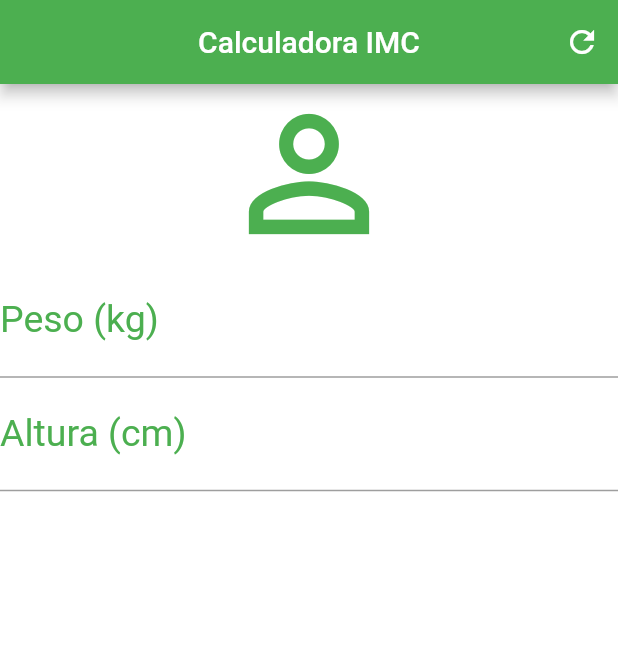
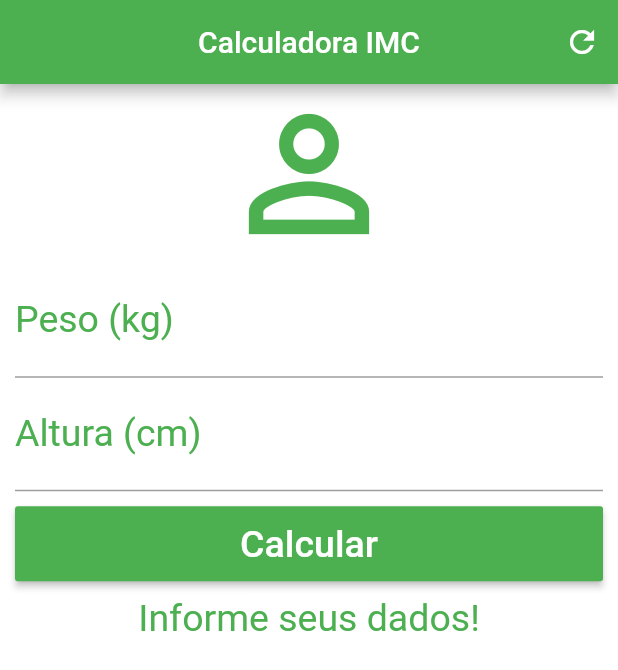
Before and after one commit to miqueiasjed/calc_imc, a Flutter app: the screen it shows after launch, on a phone screen of 412 x 824 dp. Shown: the top 670 px of the screen. Run offline on Flutter 3.47's test engine with Material 2 defaults, Android fonts, the phone set to English and light mode, and no system bars.

Commit message:
finalização do projeto

```diff
--- a/lib/main.dart
+++ b/lib/main.dart
@@ -12,6 +12,43 @@ class Home extends StatefulWidget {
 }
 
 class _HomeState extends State<Home> {
+  TextEditingController weightController = TextEditingController();
+  TextEditingController heightController = TextEditingController();
+
+  GlobalKey<FormState> _formKey = GlobalKey<FormState>();
+
+  String _infoText = "Informe seus dados!";
+
+  void _resetFields() {
+    weightController.text = "";
+    heightController.text = "";
+    setState(() {
+      _infoText = "Informe seus dados!";
+      _formKey = GlobalKey<FormState>();
+    });
+  }
+
+  void _calculate() {
+    setState(() {
+      double weight = double.parse(weightController.text);
+      double height = double.parse(heightController.text) / 100;
+      double imc = weight / (height * height);
+      if (imc < 18.6) {
+        _infoText = "Abaixo do Peso (${imc.toStringAsPrecision(4)})";
+      } else if (imc >= 18.6 && imc < 24.9) {
+        _infoText = "Peso Ideal (${imc.toStringAsPrecision(4)})";
+      } else if (imc >= 24.9 && imc < 29.9) {
+        _infoText = "Levemente Acima do Peso (${imc.toStringAsPrecision(4)})";
+      } else if (imc >= 29.9 && imc < 34.9) {
+        _infoText = "Obesidade Grau I (${imc.toStringAsPrecision(4)})";
+      } else if (imc >= 34.9 && imc < 39.9) {
+        _infoText = "Obesidade Grau II (${imc.toStringAsPrecision(4)})";
+      } else if (imc >= 40) {
+        _infoText = "Obesidade Grau III (${imc.toStringAsPrecision(4)})";
+      }
+    });
+  }
+
   @override
   Widget build(BuildContext context) {
     return Scaffold(
@@ -22,35 +59,73 @@ class _HomeState extends State<Home> {
           actions: <Widget>[
             IconButton(
               icon: Icon(Icons.refresh),
-            onPressed: () {},
+              onPressed: _resetFields,
             )
           ],
         ),
         backgroundColor: Colors.white,
-      body: Column(
+        body: SingleChildScrollView(
+          padding: EdgeInsets.fromLTRB(10.0, 0.0, 10.0, 0.0),
+          child: Form(
+            key: _formKey,
+            child: Column(
               crossAxisAlignment: CrossAxisAlignment.stretch,
               children: <Widget>[
                 Icon(Icons.person_outline, size: 120.0, color: Colors.green),
-          TextField(
+                TextFormField(
                   keyboardType: TextInputType.number,
                   decoration: InputDecoration(
                       labelText: "Peso (kg)",
-              labelStyle: TextStyle(color: Colors.green)
-            ),
+                      labelStyle: TextStyle(color: Colors.green)),
                   textAlign: TextAlign.center,
                   style: TextStyle(color: Colors.green, fontSize: 25.0),
+                  controller: weightController,
+                  validator: (value) {
+                    if (value.isEmpty) {
+                      return "Insira seu Peso!";
+                    }
+                  },
                 ),
-          TextField(
+                TextFormField(
                   keyboardType: TextInputType.number,
                   decoration: InputDecoration(
                       labelText: "Altura (cm)",
-              labelStyle: TextStyle(color: Colors.green)
+                      labelStyle: TextStyle(color: Colors.green)),
+                  textAlign: TextAlign.center,
+                  style: TextStyle(color: Colors.green, fontSize: 25.0),
+                  controller: heightController,
+                  validator: (value) {
+                    if (value.isEmpty) {
+                      return "Insira sua altura!";
+                    }
+                  },
                 ),
+                Padding(
+                  padding: EdgeInsets.only(top: 10.0, bottom: 10.0),
+                  child: Container(
+                    height: 50.0,
+                    child: RaisedButton(
+                      onPressed: (){
+                        if(_formKey.currentState.validate()){
+                          _calculate();
+                        }
+                      },
+                      child: Text(
+                        "Calcular",
+                        style: TextStyle(color: Colors.white, fontSize: 25.0),
+                      ),
+                      color: Colors.green,
+                    ),
+                  ),
+                ),
+                Text(
+                  "$_infoText",
                   textAlign: TextAlign.center,
                   style: TextStyle(color: Colors.green, fontSize: 25.0),
                 )
               ],
             ),
-    );
+          ),
+        ));
   }
 }
```
Lines whose indentation alone changed are shown as unchanged.
